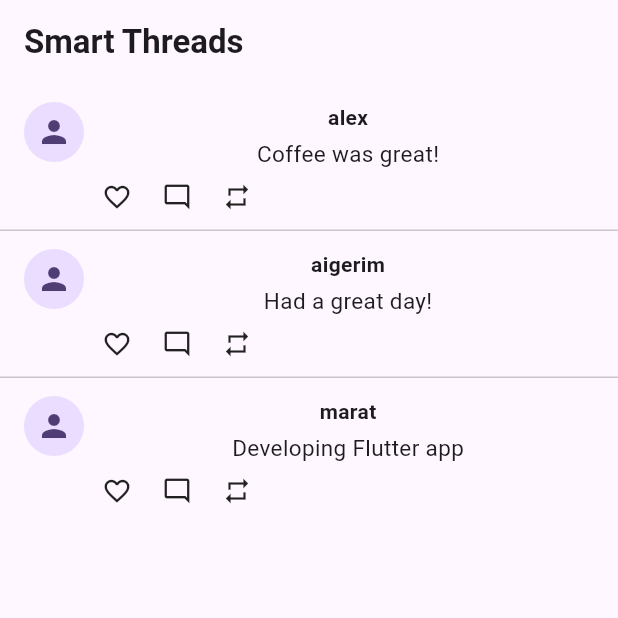
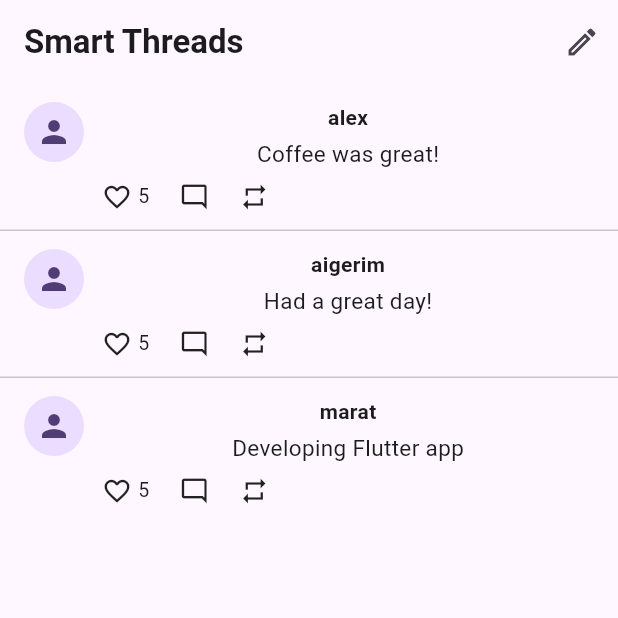
Before and after one commit to Kazutich/smart_threads, a Flutter app: the screen it shows after launch, on a phone screen of 412 x 824 dp, the top half of it. Run offline on Flutter 3.47's test engine with Material 3 defaults, Android fonts, the phone set to English and light mode, and no system bars; our stand-ins replace flutter_bloc, freezed_annotation, hive_ce, hive_ce_flutter; accounts and stored records are empty.

Commit message:
add like count and purple color on like

```diff
--- a/lib/data/datasourses/local_post_datasource.dart
+++ b/lib/data/datasourses/local_post_datasource.dart
@@ -17,6 +17,11 @@ class LocalPostDatasource {
     await box.put(post.id, post);
   }
 
+  Future<void> updatePost(PostModel post) async {
+    final box = await _box;
+    await box.put(post.id, post);
+  }
+
   Future<void> clear() async {
     final box = await _box;
     await box.clear();
--- a/lib/data/models/post_model.dart
+++ b/lib/data/models/post_model.dart
@@ -16,6 +16,7 @@ abstract class PostModel with _$PostModel {
     @HiveField(2) required String authorId,
     @HiveField(3) required String createdAt,
     @HiveField(4) required int likes,
+    @HiveField(5) @Default(false) bool isLiked,
   }) = _PostModel;
 
   factory PostModel.fromJson(Map<String, dynamic> json) =>
@@ -28,6 +29,7 @@ abstract class PostModel with _$PostModel {
       authorId: authorId,
       createdAt: createdAt,
       likes: likes,
+      isLiked: isLiked,
     );
   }
 
@@ -38,6 +40,7 @@ abstract class PostModel with _$PostModel {
       authorId: post.authorId,
       createdAt: post.createdAt,
       likes: post.likes,
+      isLiked: post.isLiked,
     );
   }
 }
--- a/lib/domain/repositories/post_repository.dart
+++ b/lib/domain/repositories/post_repository.dart
@@ -3,4 +3,5 @@ import 'package:smart_threads/domain/entities/post.dart';
 abstract class PostRepository {
   Future<List<Post>> getFeed();
   Future<void> createPost(Post post);
+  Future<void> likePost(String postId);
 }
--- a/lib/main.dart
+++ b/lib/main.dart
@@ -22,7 +22,9 @@ Future<void> main() async {
 
 Future<void> _seedIfEmpty() async {
   final box = await Hive.openBox<PostModel>('posts');
-  if (box.isNotEmpty) return;
+  print('object');
+  // if (box.isNotEmpty) return;
+  print('object1');
 
   final posts = [
     Post(
@@ -65,9 +67,7 @@ class MyApp extends StatelessWidget {
       create: (context) => FeedCubit(repository)..loadFeed(),
       child: MaterialApp(
         title: 'Flutter Demo',
-        theme: ThemeData(
-          colorScheme: ColorScheme.fromSeed(seedColor: Colors.deepPurple),
-        ),
+        theme: ThemeData(colorScheme: .fromSeed(seedColor: Colors.deepPurple)),
         home: const FeedScreen(),
       ),
     );
--- a/lib/presentation/screens/feed_screen.dart
+++ b/lib/presentation/screens/feed_screen.dart
@@ -1,8 +1,9 @@
 import 'package:flutter/material.dart';
-import 'package:smart_threads/presentation/widgets/post_card.dart';
 import 'package:flutter_bloc/flutter_bloc.dart';
 import 'package:smart_threads/presentation/bloc/feed_cubit/feed_cubit.dart';
 import 'package:smart_threads/presentation/bloc/feed_cubit/feed_state.dart';
+import 'package:smart_threads/presentation/screens/create_post_screen.dart';
+import 'package:smart_threads/presentation/widgets/post_card.dart';
 
 class FeedScreen extends StatelessWidget {
   const FeedScreen({super.key});
@@ -15,31 +16,75 @@ class FeedScreen extends StatelessWidget {
           'Smart Threads',
           style: TextStyle(fontWeight: FontWeight.bold),
         ),
+        actions: [
+          IconButton(
+            onPressed: () {
+              Navigator.push(
+                context,
+                MaterialPageRoute(
+                  builder: (_) {
+                    return BlocProvider.value(
+                      value: context.read<FeedCubit>(),
+                      child: CreatePostScreen(),
+                    );
+                  },
+                ),
+              );
+            },
+            icon: Icon(Icons.edit_outlined),
+          ),
+        ],
       ),
-      body: BlocBuilder<FeedCubit, FeedState>(
+      body: BlocConsumer<FeedCubit, FeedState>(
+        listener: (context, state) {},
         builder: (context, state) {
           if (state.status == FeedStatus.loading) {
-            return const Center(child: CircularProgressIndicator());
-          }
-
-          if (state.status == FeedStatus.failure) {
-            return Center(child: Text(state.errorMessage ?? 'Error'));
+            return Center(child: CircularProgressIndicator());
           }
 
           if (state.posts.isEmpty) {
-            return const Center(child: Text('No posts'));
+            return Text('Список пуст');
           }
 
           return ListView.separated(
-            itemCount: state.posts.length,
             itemBuilder: (context, index) {
               final post = state.posts[index];
-              return PostCard(post: post);
+              return PostCard(
+                post: post,
+                onLike: () => context.read<FeedCubit>().likePost(post.id),
+              );
             },
-            separatorBuilder: (_, _) => const Divider(height: 1),
+            separatorBuilder: (_, _) => Divider(height: 1),
+            itemCount: state.posts.length,
           );
         },
       ),
     );
   }
 }
+
+
+
+  // final posts = [
+  //     Post(
+  //       id: '1',
+  //       content: 'Coffee was great!',
+  //       authorId: 'alex',
+  //       createdAt: '',
+  //       likes: 5,
+  //     ),
+  //     Post(
+  //       id: '2',
+  //       content: 'Had a great day!',
+  //       authorId: 'aigerim',
+  //       createdAt: '',
+  //       likes: 5,
+  //     ),
+  //     Post(
+  //       id: '3',
+  //       content: 'Developing Flutter app',
+  //       authorId: 'marat',
+  //       createdAt: '',
+  //       likes: 5,
+  //     ),
+  //   ];
--- a/lib/presentation/widgets/post_card.dart
+++ b/lib/presentation/widgets/post_card.dart
@@ -2,9 +2,10 @@ import 'package:flutter/material.dart';
 import 'package:smart_threads/domain/entities/post.dart';
 
 class PostCard extends StatelessWidget {
-  const PostCard({super.key, required this.post});
+  const PostCard({super.key, required this.post, this.onLike});
 
   final Post post;
+  final VoidCallback? onLike;
 
   @override
   Widget build(BuildContext context) {
@@ -27,7 +28,33 @@ class PostCard extends StatelessWidget {
                 const SizedBox(height: 8),
                 Row(
                   children: [
-                    const Icon(Icons.favorite_border, size: 20),
+                    GestureDetector(
+                      onTap: onLike,
+                      child: Row(
+                        children: [
+                          Icon(
+                            post.isLiked
+                                ? Icons.favorite
+                                : Icons.favorite_border,
+                            size: 20,
+                            color: post.isLiked
+                                ? const Color(0xFF7C3AED)
+                                : null,
+                          ),
+                          const SizedBox(width: 4),
+                          if (post.likes > 0)
+                            Text(
+                              '${post.likes}',
+                              style: TextStyle(
+                                fontSize: 13,
+                                color: post.isLiked
+                                    ? const Color(0xFF7C3AED)
+                                    : null,
+                              ),
+                            ),
+                        ],
+                      ),
+                    ),
                     const SizedBox(width: 20),
                     const Icon(Icons.mode_comment_outlined, size: 20),
                     const SizedBox(width: 20),
```
Also changed, not shown: lib/data/repositories/post_repository_impl.dart (+14 -0 lines), lib/domain/entities/post.dart (+13 -0 lines), lib/presentation/bloc/feed_cubit/feed_cubit.dart (+33 -0 lines), lib/presentation/screens/create_post_screen.dart (added, +60 -0 lines), lib/data/models/post_model.freezed.dart, lib/data/models/post_model.g.dart.
